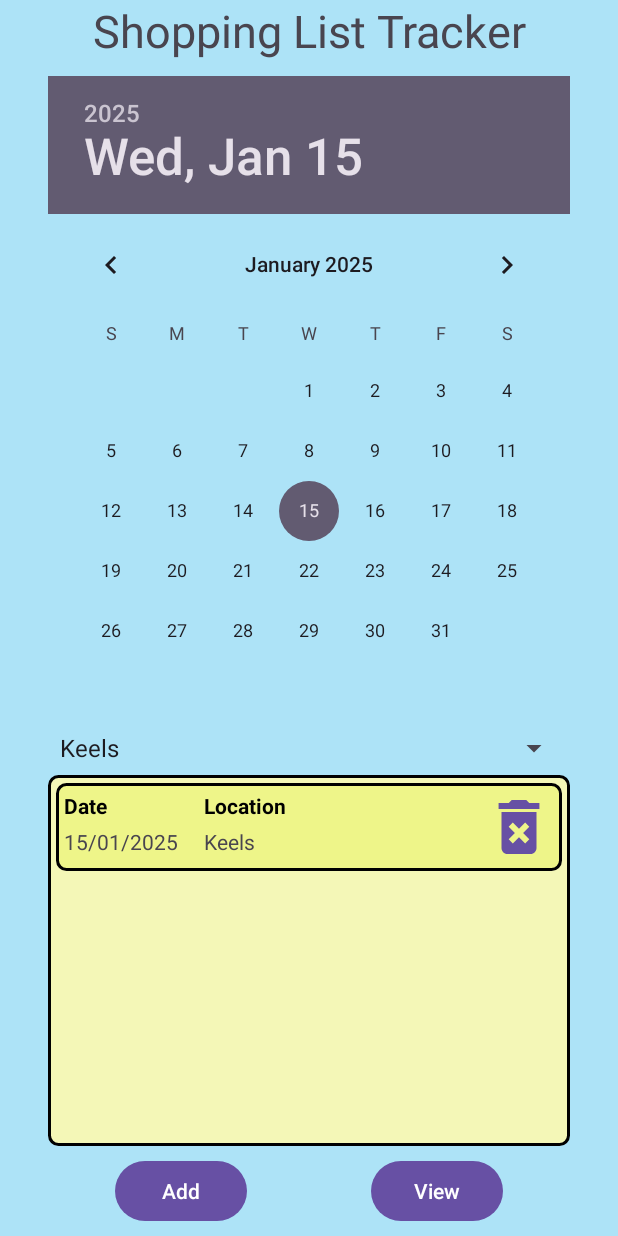
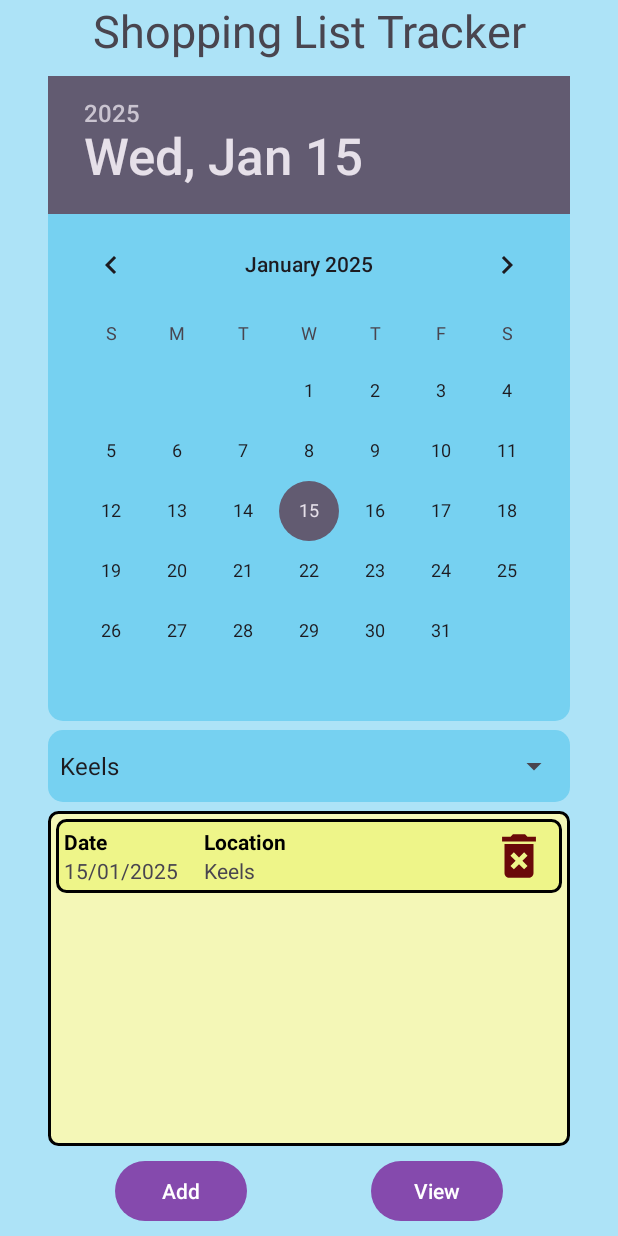
Before and after one commit to Tanuk911/ShoppingList2.0, an Android app: the screen it shows after launch (HomeActivity), after a tap on "Add", on a phone screen of 412 x 824 dp. Run offline under Robolectric (Android 15) with nearby library versions, the phone set to English and light mode, and no system bars.

Commit message:
Solid Colors Added

```diff
--- a/app/src/main/java/com/example/activityonesqlite/adapters/ScheduleListAdapter.java
+++ b/app/src/main/java/com/example/activityonesqlite/adapters/ScheduleListAdapter.java
@@ -51,7 +51,7 @@ public class ScheduleListAdapter extends RecyclerView.Adapter<ScheduleListViewHo
             }
         });
 
-        holder.btnDelete.setOnClickListener(new View.OnClickListener() {
+        holder.imgBtnDelete.setOnClickListener(new View.OnClickListener() {
             @Override
             public void onClick(View v) {
                 DialogUtility dialogUtility = new DialogUtility(context);
--- a/app/src/main/java/com/example/activityonesqlite/adapters/ScheduleListViewHolder.java
+++ b/app/src/main/java/com/example/activityonesqlite/adapters/ScheduleListViewHolder.java
@@ -1,7 +1,7 @@
 package com.example.activityonesqlite.adapters;
 
 import android.view.View;
-import android.widget.Button;
+import android.widget.ImageButton;
 import android.widget.LinearLayout;
 import android.widget.TextView;
 
@@ -13,7 +13,7 @@ import com.example.activityonesqlite.R;
 public class ScheduleListViewHolder extends RecyclerView.ViewHolder {
 
     TextView txtDate, txtLocation;
-    Button btnDelete;
+    ImageButton imgBtnDelete;
     LinearLayout mainLinear;
     public ScheduleListViewHolder(@NonNull View itemView) {
         super(itemView);
@@ -21,7 +21,7 @@ public class ScheduleListViewHolder extends RecyclerView.ViewHolder {
         txtLocation = itemView.findViewById(R.id.schedule_item_view_txtLocation);
 
         mainLinear = itemView.findViewById(R.id.schedule_item_view_mainLinear);
-        btnDelete = itemView.findViewById(R.id.schedule_item_view_btnDelete);
+        imgBtnDelete = itemView.findViewById(R.id.schedule_item_view_btnDelete);
 
     }
 }
--- a/app/src/main/java/com/example/activityonesqlite/utilites/DialogUtility.java
+++ b/app/src/main/java/com/example/activityonesqlite/utilites/DialogUtility.java
@@ -6,6 +6,8 @@ import android.view.View;
 import android.view.ViewGroup;
 import android.widget.Button;
 import android.widget.Toast;
+
+import androidx.core.content.ContextCompat;
 
 import com.example.activityonesqlite.R;
 
@@ -30,7 +32,8 @@ public class DialogUtility {
         dialog = new Dialog(context);
         dialog.setContentView(R.layout.custom_alert_dialog);
         dialog.getWindow().setLayout(ViewGroup.LayoutParams.WRAP_CONTENT, ViewGroup.LayoutParams.WRAP_CONTENT);
-        dialog.setCancelable(true);
+        dialog.getWindow().setBackgroundDrawable(ContextCompat.getDrawable(context, R.drawable.dialog_background));
+        dialog.setCancelable(false);
         dialog.show();
 
         btnCancel = dialog.findViewById(R.id.custom_alert_btnCancel);
--- a/app/src/main/res/drawable/baseline_add_24.xml
+++ b/app/src/main/res/drawable/baseline_add_24.xml
@@ -1,4 +1,4 @@
-<vector xmlns:android="http://schemas.android.com/apk/res/android" android:height="24dp" android:tint="#000000" android:viewportHeight="24" android:viewportWidth="24" android:width="24dp">
+<vector xmlns:android="http://schemas.android.com/apk/res/android" android:height="24dp" android:tint="#2b5825" android:viewportHeight="24" android:viewportWidth="24" android:width="24dp">
 
     <path android:fillColor="@android:color/white" android:pathData="M19,13h-6v6h-2v-6H5v-2h6V5h2v6h6v2z"/>
 
--- a/app/src/main/res/drawable/baseline_delete_forever_24.xml
+++ b/app/src/main/res/drawable/baseline_delete_forever_24.xml
@@ -1,5 +1,5 @@
-<vector xmlns:android="http://schemas.android.com/apk/res/android" android:height="24dp" android:tint="#950606" android:viewportHeight="24" android:viewportWidth="24" android:width="24dp">
+<vector xmlns:android="http://schemas.android.com/apk/res/android" android:height="24dp" android:tint="#6A0909" android:viewportHeight="24" android:viewportWidth="24" android:width="24dp">
 
-    <path android:fillColor="@android:color/white" android:pathData="M6,19c0,1.1 0.9,2 2,2h8c1.1,0 2,-0.9 2,-2L18,7L6,7v12zM8.46,11.88l1.41,-1.41L12,12.59l2.12,-2.12 1.41,1.41L13.41,14l2.12,2.12 -1.41,1.41L12,15.41l-2.12,2.12 -1.41,-1.41L10.59,14l-2.13,-2.12zM15.5,4l-1,-1h-5l-1,1L5,4v2h14L19,4z"/>
+    <path android:fillColor="@android:color/white" android:fillType="evenOdd" android:pathData="M6,19c0,1.1 0.9,2 2,2h8c1.1,0 2,-0.9 2,-2L18,7L6,7v12zM8.46,11.88l1.41,-1.41L12,12.59l2.12,-2.12 1.41,1.41L13.41,14l2.12,2.12 -1.41,1.41L12,15.41l-2.12,2.12 -1.41,-1.41L10.59,14l-2.13,-2.12zM15.5,4l-1,-1h-5l-1,1L5,4v2h14L19,4z"/>
 
 </vector>
--- /dev/null
+++ b/app/src/main/res/drawable/baseline_minus_nobg_rule_24.xml
@@ -0,0 +1,5 @@
+<vector xmlns:android="http://schemas.android.com/apk/res/android" android:height="24dp" android:tint="#6A0909" android:viewportHeight="24" android:viewportWidth="24" android:width="24dp">
+
+    <path android:fillColor="@android:color/white" android:fillType="evenOdd" android:pathData="M4,11h16v2h-16z"/>
+
+</vector>
--- /dev/null
+++ b/app/src/main/res/drawable/component_background.xml
@@ -0,0 +1,7 @@
+<?xml version="1.0" encoding="utf-8"?>
+<shape android:shape="rectangle"
+    xmlns:android="http://schemas.android.com/apk/res/android">
+
+    <corners android:radius="10dp"/>
+    <solid android:color="@color/spray_blue"/>
+</shape>
--- a/app/src/main/res/layout/activity_home.xml
+++ b/app/src/main/res/layout/activity_home.xml
@@ -28,16 +28,23 @@
         app:layout_constraintTop_toBottomOf="@id/main_txtTitle"
         app:layout_constraintRight_toRightOf="parent"
         app:layout_constraintLeft_toLeftOf="parent"
-        android:layout_marginVertical="10dp"/>
+        android:layout_marginVertical="10dp"
+        android:background="@drawable/component_background"/>
 
-    <Spinner
-        android:id="@+id/main_spinnerLocation"
+    <RelativeLayout
+        android:id="@+id/main_spinnerRelativeLayout"
         android:layout_width="0dp"
-        android:layout_height="wrap_content"
+        android:layout_height="48dp"
         app:layout_constraintStart_toStartOf="@+id/main_datePicker"
         app:layout_constraintEnd_toEndOf="@+id/main_datePicker"
         app:layout_constraintTop_toBottomOf="@+id/main_datePicker"
-        android:layout_marginVertical="6dp"/>
+        android:layout_marginVertical="6dp"
+        android:background="@drawable/component_background">
+    <Spinner
+        android:layout_width="match_parent"
+        android:layout_height="match_parent"
+        android:id="@+id/main_spinnerLocation"/>
+    </RelativeLayout>
 
     <androidx.recyclerview.widget.RecyclerView
         android:id="@+id/main_txtScheduleList"
@@ -45,7 +52,7 @@
         android:layout_height="0dp"
         app:layout_constraintStart_toStartOf="@+id/main_datePicker"
         app:layout_constraintEnd_toEndOf="@+id/main_datePicker"
-        app:layout_constraintTop_toBottomOf="@+id/main_spinnerLocation"
+        app:layout_constraintTop_toBottomOf="@+id/main_spinnerRelativeLayout"
         app:layout_constraintBottom_toTopOf="@id/main_btnAdd"
         android:background="@drawable/recycler_view_background"
         android:layout_marginTop="6dp"/>
--- a/app/src/main/res/layout/activity_lists.xml
+++ b/app/src/main/res/layout/activity_lists.xml
@@ -6,7 +6,6 @@
     android:layout_width="match_parent"
     android:layout_height="match_parent"
     tools:context=".activities.ListsActivity"
-    android:padding="5dp"
     android:background="@color/sail_blue">
 
     <TextView
@@ -24,6 +23,8 @@
         android:id="@+id/lists_recyclerView"
         android:layout_width="match_parent"
         android:layout_height="0dp"
+        android:layout_marginStart="5dp"
+        android:layout_marginEnd="5dp"
         app:layout_constraintBottom_toTopOf="@+id/lists_btnBack"
         app:layout_constraintTop_toBottomOf="@id/lists_txtTitle"/>
 
--- a/app/src/main/res/layout/schedule_item_view.xml
+++ b/app/src/main/res/layout/schedule_item_view.xml
@@ -59,12 +59,14 @@
 
     </LinearLayout>
 
-        <Button
+        <ImageButton
             android:id="@+id/schedule_item_view_btnDelete"
             android:layout_width="0dp"
             android:layout_height="match_parent"
             android:layout_weight="1"
             android:layout_gravity="center"
-            android:background="@drawable/baseline_delete_forever_24"/>
+            android:src="@drawable/baseline_delete_forever_24"
+            android:scaleType="fitCenter"
+            android:background="@color/mindaro_yellow"/>
 
 </LinearLayout>
--- a/app/src/main/res/values/themes.xml
+++ b/app/src/main/res/values/themes.xml
@@ -2,7 +2,7 @@
     <!-- Base application theme. -->
     <style name="Base.Theme.ActivityOneSQLite" parent="Theme.Material3.DayNight.NoActionBar">
         <!-- Customize your light theme here. -->
-        <!-- <item name="colorPrimary">@color/my_light_primary</item> -->
+        <item name="colorPrimary">@color/studio_purple</item>
     </style>
 
     <style name="Theme.ActivityOneSQLite" parent="Base.Theme.ActivityOneSQLite" />
```
Also changed, not shown: app/src/main/java/com/example/activityonesqlite/activities/ExpandedViewActivity.java (+3 -5 lines), app/src/main/res/drawable/activity_title_background.xml (added, +9 -0 lines), app/src/main/res/drawable/dialog_background.xml (added, +9 -0 lines), app/src/main/res/drawable/dialog_title_background.xml (added, +9 -0 lines), app/src/main/res/layout/activity_expanded_view.xml (+16 -4 lines), app/src/main/res/layout/custom_alert_dialog.xml (+16 -7 lines), app/src/main/res/layout/list_item_view.xml (+4 -3 lines), app/src/main/res/values/colors.xml (+6 -1 lines).
